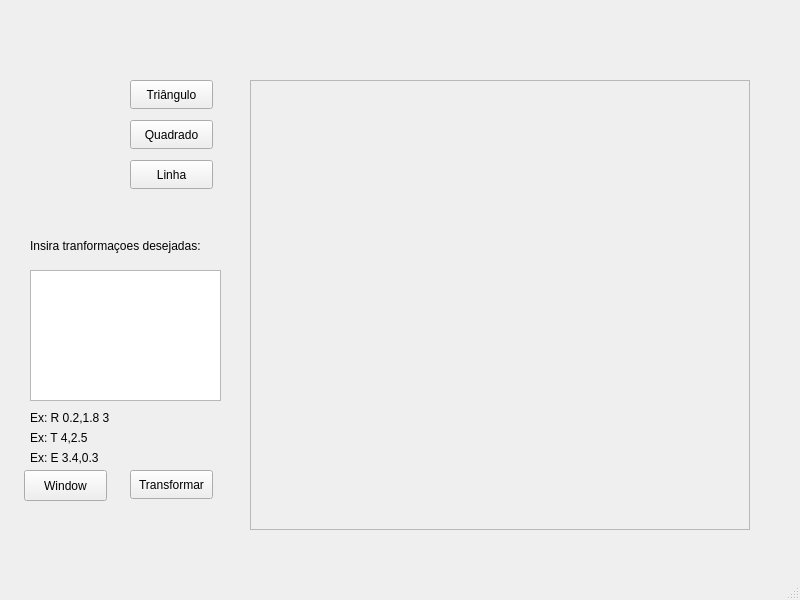
First picture: the form in mainwindow.ui, repository alessipg/projetoCG, before the edit.
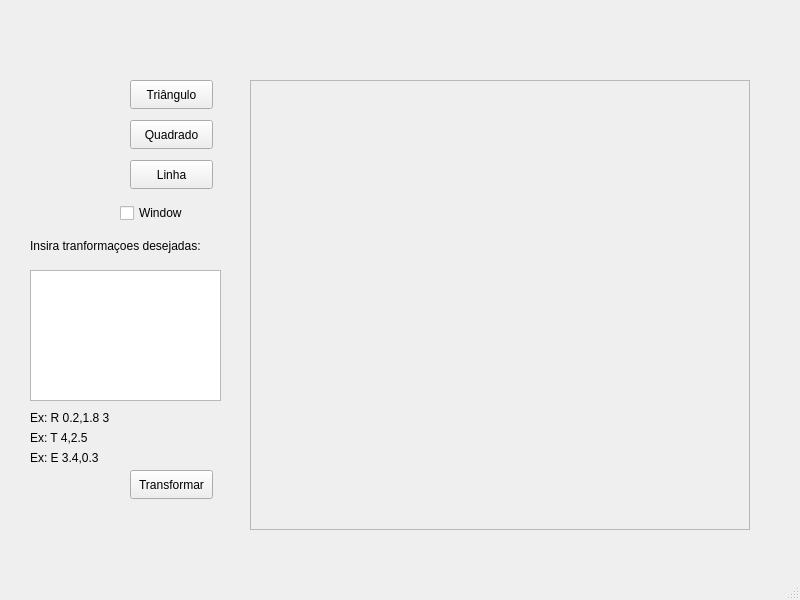
Second picture: the form after the edit. Custom widgets are drawn as their Qt base class.

```diff
--- a/mainwindow.ui
+++ b/mainwindow.ui
@@ -147,13 +147,13 @@
      <string>Ex: E 3.4,0.3</string>
     </property>
    </widget>
-   <widget class="QPushButton" name="btnWindow">
+   <widget class="QCheckBox" name="cbWindow">
     <property name="geometry">
      <rect>
-      <x>24</x>
-      <y>470</y>
-      <width>83</width>
-      <height>31</height>
+      <x>120</x>
+      <y>200</y>
+      <width>93</width>
+      <height>26</height>
      </rect>
     </property>
     <property name="text">
```
